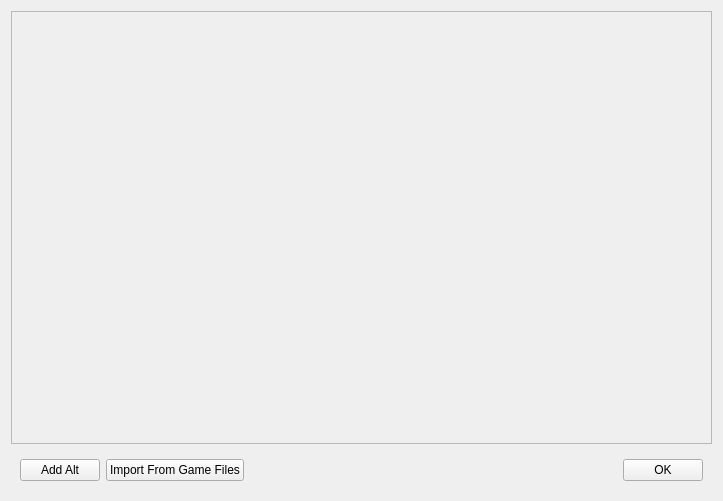
Before: the Qt Designer form Forms/dlg_Manage_Alts.ui in Graveflo/BDO_Enhancement_Tool, drawn with Qt 5.
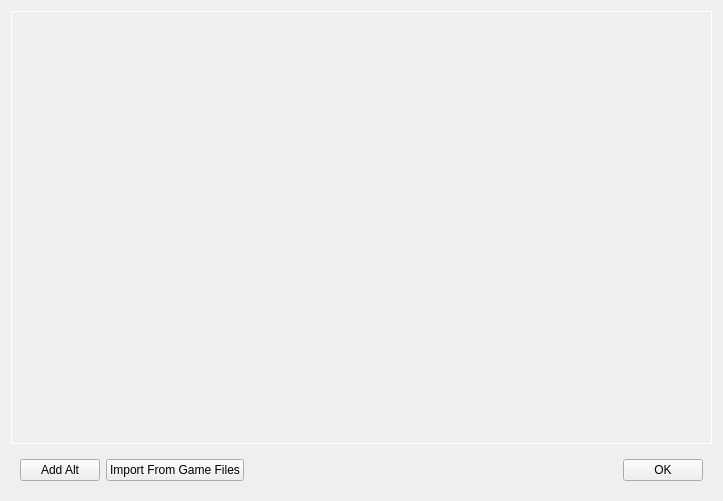
After: the same form once the commit is applied.

```diff
--- a/Forms/dlg_Manage_Alts.ui
+++ b/Forms/dlg_Manage_Alts.ui
@@ -16,6 +16,17 @@
   <layout class="QVBoxLayout" name="verticalLayout">
    <item>
     <widget class="QScrollArea" name="scrollArea">
+     <property name="styleSheet">
+      <string notr="true">QScrollArea{
+border: 1px solid white;
+}</string>
+     </property>
+     <property name="frameShadow">
+      <enum>QFrame::Raised</enum>
+     </property>
+     <property name="lineWidth">
+      <number>2</number>
+     </property>
      <property name="verticalScrollBarPolicy">
       <enum>Qt::ScrollBarAlwaysOff</enum>
      </property>
```
